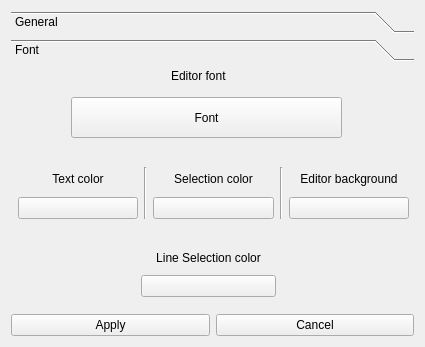
First picture: the form in settings.ui, repository Rufaim/QNotePad, before the edit.
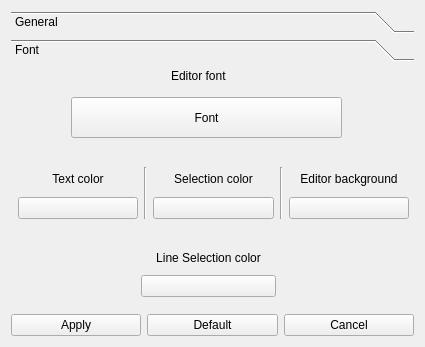
Second picture: the form after the edit. The open tabs and pages were chosen to show the change.

Commit message: default settings

Patch:
```diff
--- a/settings.ui
+++ b/settings.ui
@@ -254,6 +254,13 @@
        </property>
       </widget>
      </item>
+     <item>
+      <widget class="QPushButton" name="defaultPushButton">
+       <property name="text">
+        <string>Default</string>
+       </property>
+      </widget>
+     </item>
      <item>
       <widget class="QPushButton" name="cancelButton">
        <property name="text">
```
Left out of the diff: 2 changed lines with no effect on the pictures. The commit also changes 2 other files.
